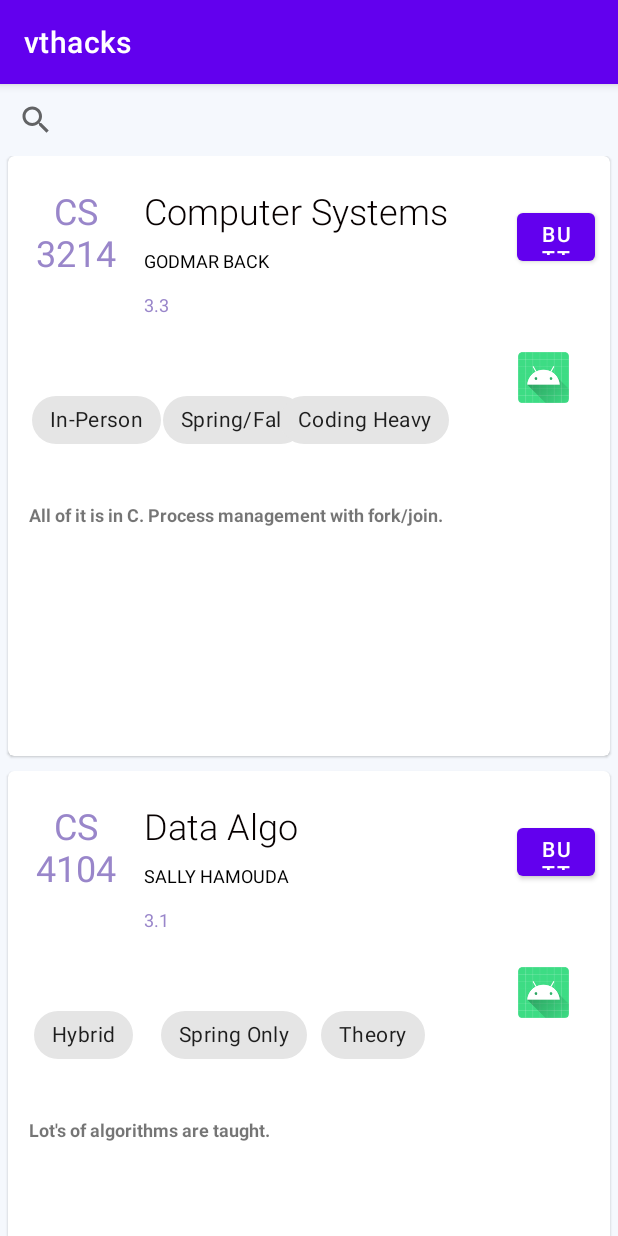
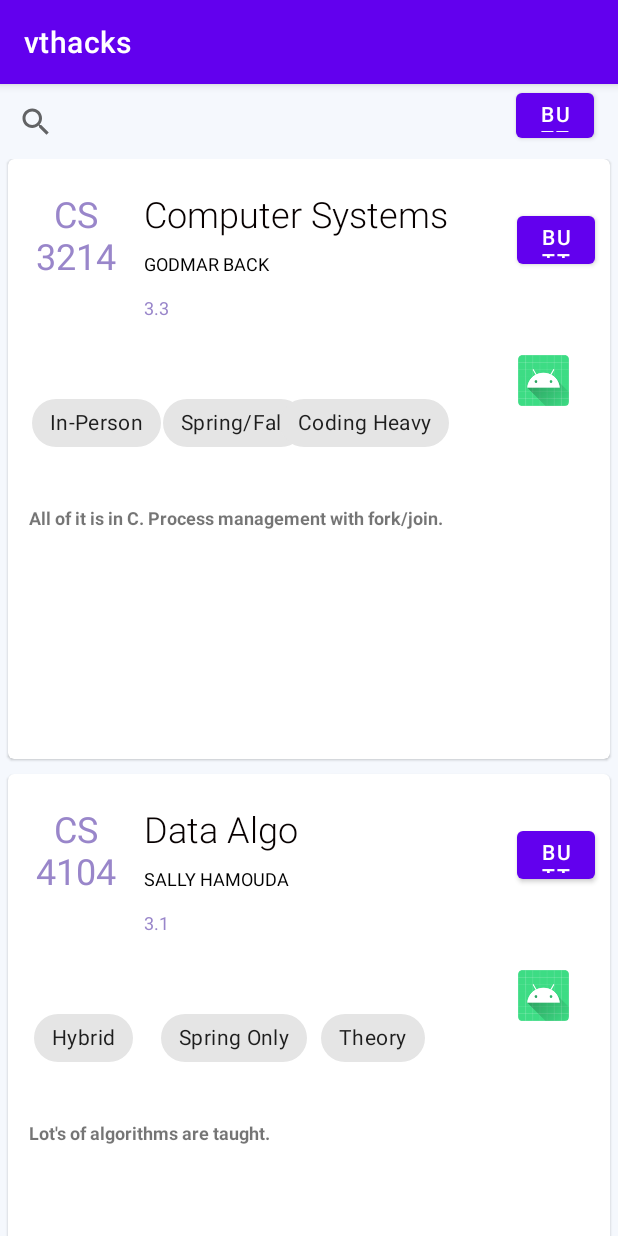
Before and after one commit to daltarace/vthacks, an Android app: the screen it shows after launch (MainActivity), on a phone screen of 412 x 824 dp. Run offline under Robolectric (Android 15) with nearby library versions, the phone set to English and light mode, and no system bars.

Commit message:
feature to favorite/unfavorite a class set as default list of classes

```diff
--- a/app/src/main/java/com/example/vthacks/Language.kt
+++ b/app/src/main/java/com/example/vthacks/Language.kt
@@ -12,4 +12,7 @@ class Language(
     val mode: String = "",
     val semester: String = "",
     val extra: String = "",
+
+    //if its favorited or not
+    var isfav: Boolean = false
 )
--- a/app/src/main/java/com/example/vthacks/MainActivity.kt
+++ b/app/src/main/java/com/example/vthacks/MainActivity.kt
@@ -4,6 +4,7 @@ import android.R
 import android.os.Bundle
 import android.widget.ArrayAdapter
 import android.widget.SearchView
+import android.widget.Toast
 import androidx.appcompat.app.AppCompatActivity
 import androidx.recyclerview.widget.LinearLayoutManager
 import androidx.recyclerview.widget.RecyclerView
@@ -40,6 +41,9 @@ class MainActivity : AppCompatActivity() {
         // attach adapter to the recycler view
         binding.rvList.adapter = rvAdapter
 
+        binding.allfavoritebutton.setOnClickListener {
+            Toast.makeText(this@MainActivity, rvAdapter.favoriteList.toString(), Toast.LENGTH_SHORT).show()
+        }
         binding.searchView2.setOnQueryTextListener(object: SearchView.OnQueryTextListener{
             override fun onQueryTextSubmit(query: String?): Boolean {
                 return false
--- a/app/src/main/res/layout/activity_main.xml
+++ b/app/src/main/res/layout/activity_main.xml
@@ -21,10 +21,25 @@
 
     <SearchView
         android:id="@+id/searchView2"
-        android:layout_width="0dp"
-        android:layout_height="wrap_content"
+        android:layout_width="339dp"
+        android:layout_height="50dp"
+        app:layout_constraintEnd_toStartOf="@+id/allfavoritebutton"
+        app:layout_constraintHorizontal_bias="0.0"
+        app:layout_constraintStart_toStartOf="parent"
+        app:layout_constraintTop_toTopOf="parent" >
+
+    </SearchView>
+
+    <Button
+        android:id="@+id/allfavoritebutton"
+        android:layout_width="52dp"
+        android:layout_height="42dp"
+        android:layout_marginEnd="16dp"
+        android:layout_marginBottom="8dp"
+        android:text="Button"
+        app:layout_constraintBottom_toTopOf="@+id/rv_list"
         app:layout_constraintEnd_toEndOf="parent"
-        app:layout_constraintStart_toStartOf="parent"
-        app:layout_constraintTop_toTopOf="parent" />
+        app:layout_constraintTop_toTopOf="parent"
+        app:layout_constraintVertical_bias="0.0" />
 
 </androidx.constraintlayout.widget.ConstraintLayout>
```
Also changed, not shown: app/src/main/java/com/example/vthacks/RvAdapter.kt (+20 -1 lines).
